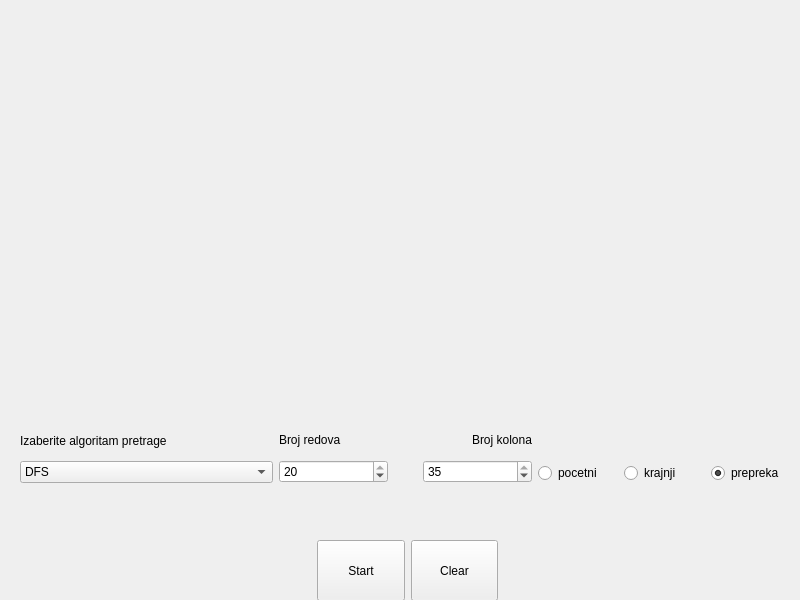
This is mainwindow.ui in MATF-RS20/RS031-vizualizacija-pathfinder-algoritama as Qt 5 draws it before an edit. The edited form follows.
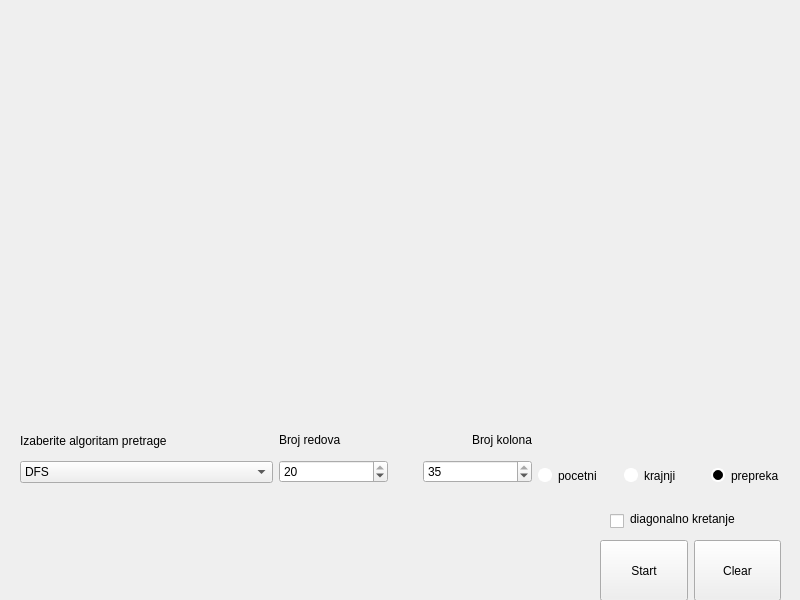
This is the edited form.

The edit to the form file:
```diff
--- a/mainwindow.ui
+++ b/mainwindow.ui
@@ -118,6 +118,24 @@
       <layout class="QHBoxLayout" name="horizontalLayout">
        <item alignment="Qt::AlignBottom">
         <widget class="QRadioButton" name="rPocetni">
+         <property name="styleSheet">
+          <string notr="true">QRadioButton::indicator {
+    width:                  10px;
+    height:                 10px;
+    border-radius:          7px;
+}
+
+QRadioButton::indicator:checked {
+    background-color:       green;
+    border:                 2px solid white;
+}
+
+QRadioButton::indicator:unchecked {
+    background-color:       white;
+    border:                 2px solid white;
+}
+</string>
+         </property>
          <property name="text">
           <string>pocetni</string>
          </property>
@@ -128,6 +146,23 @@
        </item>
        <item alignment="Qt::AlignBottom">
         <widget class="QRadioButton" name="rKrajnji">
+         <property name="styleSheet">
+          <string notr="true">QRadioButton::indicator {
+    width:                  10px;
+    height:                 10px;
+    border-radius:          7px;
+}
+
+QRadioButton::indicator:checked {
+    background-color:       red;
+    border:                 2px solid white;
+}
+
+QRadioButton::indicator:unchecked {
+    background-color:       white;
+    border:                 2px solid white;
+}</string>
+         </property>
          <property name="text">
           <string>krajnji</string>
          </property>
@@ -135,6 +170,23 @@
        </item>
        <item alignment="Qt::AlignBottom">
         <widget class="QRadioButton" name="rPrepreka">
+         <property name="styleSheet">
+          <string notr="true">QRadioButton::indicator {
+    width:                  10px;
+    height:                 10px;
+    border-radius:          7px;
+}
+
+QRadioButton::indicator:checked {
+    background-color:       black;
+    border:                 2px solid white;
+}
+
+QRadioButton::indicator:unchecked {
+    background-color:       white;
+    border:                 2px solid white;
+}</string>
+         </property>
          <property name="text">
           <string>prepreka</string>
          </property>
@@ -150,7 +202,7 @@
    <widget class="QWidget" name="horizontalLayoutWidget">
     <property name="geometry">
      <rect>
-      <x>317</x>
+      <x>600</x>
       <y>540</y>
       <width>181</width>
       <height>61</height>
@@ -185,6 +237,32 @@
      </item>
     </layout>
    </widget>
+   <widget class="QCheckBox" name="checkDiagonalno">
+    <property name="geometry">
+     <rect>
+      <x>610</x>
+      <y>510</y>
+      <width>16</width>
+      <height>23</height>
+     </rect>
+    </property>
+    <property name="text">
+     <string/>
+    </property>
+   </widget>
+   <widget class="QLabel" name="label_4">
+    <property name="geometry">
+     <rect>
+      <x>630</x>
+      <y>510</y>
+      <width>141</width>
+      <height>17</height>
+     </rect>
+    </property>
+    <property name="text">
+     <string>diagonalno kretanje</string>
+    </property>
+   </widget>
   </widget>
  </widget>
  <resources/>
```
